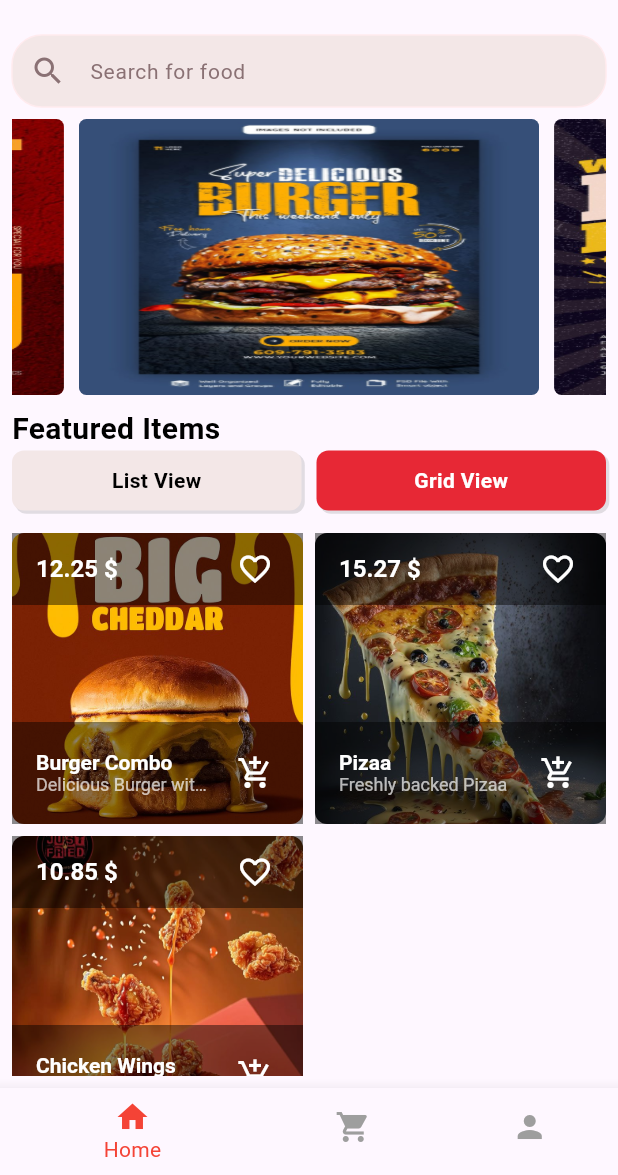
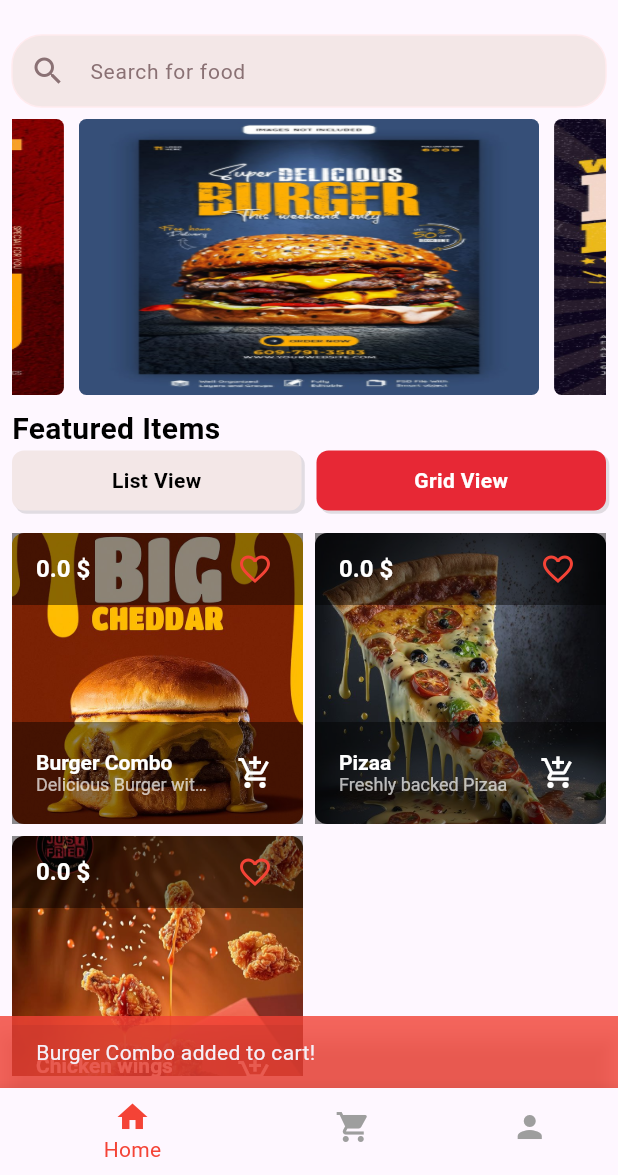
Before and after one commit to AhmedAbdelaal345/Food_Delivery, a Flutter app: the screen it shows after launch, after a tap on "Grid View", after a tap on the "add shopping cart" icon, on a phone screen of 412 x 824 dp, the part 61-1236 px from its top. Run offline on Flutter 3.47's test engine with Material 3 defaults, Android fonts, the phone set to English and light mode, and no system bars; drawn by our look-alikes of carousel_slider; our stand-ins replace animated_notch_bottom_bar.

Commit message:
added provider to grid view

```diff
--- /dev/null
+++ b/lib/core/widgets/product_grid_widget.dart
@@ -0,0 +1,136 @@
+import 'package:flutter/material.dart';
+import 'package:provider/provider.dart';
+import 'package:task/core/constants.dart';
+import 'package:task/manager/cart_manger.dart';
+import 'package:task/models/cart_model.dart';
+import 'package:task/models/food_item_model.dart';
+
+class ProductGridWidget extends StatefulWidget {
+  final List<FoodItemModel> items;
+  ProductGridWidget({super.key, required this.items});
+
+  List<bool> isheart = [false, false, false];
+  int index1 = 0;
+  @override
+  State<ProductGridWidget> createState() => _nameState();
+}
+
+class _nameState extends State<ProductGridWidget> {
+  @override
+  Widget build(BuildContext context) {
+    return Consumer<CartManger>(
+      builder: (context, CartManger, child) {
+        return _gridbuilder();
+      },
+    );
+  }
+
+  Widget _gridbuilder() {
+    return GridView.builder(
+      itemCount: widget.items.length,
+      gridDelegate: SliverGridDelegateWithFixedCrossAxisCount(
+        crossAxisCount: 2,
+        crossAxisSpacing: 8,
+        mainAxisSpacing: 8,
+      ),
+      shrinkWrap: true,
+      itemBuilder: (context, index) {
+        widget.index1 = index;
+        return _gridTile(
+          index: index,
+          text: widget.items[index].title,
+          subtext: widget.items[index].subtitle,
+          image: widget.items[index].image,
+          icon:
+              widget.isheart[index]
+                  ? Icon(Icons.favorite, color: Colors.red)
+                  : Icon(Icons.favorite_border, color: Colors.red),
+          ontap: () {
+            setState(() {
+              widget.isheart[index] = !widget.isheart[index];
+            });
+          },
+        );
+      },
+    );
+  }
+
+  Widget _gridTile({
+    String? price,
+    required int index,
+    required String text,
+    required String subtext,
+    required String image,
+    required Icon icon,
+    required ontap,
+  }) {
+    return GridTile(
+      header: GridTileBar(
+        backgroundColor: Colors.black45,
+        title: Text(
+          "${price ?? 0.00} \$",
+          style: TextStyle(
+            color: Colors.white,
+            fontWeight: FontWeight.bold,
+            fontSize: 16,
+          ),
+        ),
+        trailing: IconButton(icon: icon, onPressed: ontap),
+      ),
+      footer: GridTileBar(
+        backgroundColor: Colors.black45,
+        title: Text(
+          "$text",
+          style: TextStyle(
+            color: Colors.white,
+            fontWeight: FontWeight.bold,
+            fontSize: 14,
+          ),
+        ),
+        subtitle: Text(
+          "$subtext",
+          style: TextStyle(color: Colors.white70, fontSize: 12),
+        ),
+        trailing: IconButton(
+          icon: Icon(Icons.add_shopping_cart, color: Colors.white),
+          onPressed: () {
+            // Add to cart logic
+            Provider.of<CartManger>(context, listen: false).addToCart(
+              CartModel(
+                id: widget.items[index].id,
+                title: widget.items[index].title,
+                image: widget.items[index].image,
+                price: widget.items[index].price,
+                subtitle: widget.items[index].subtitle,
+              ),
+              ScaffoldMessenger.of(context).showSnackBar(
+                SnackBar(
+                  content: Text("${widget.items[index].title} added to cart!"),
+                  backgroundColor: Colors.red.withOpacity(0.8),
+                ),
+              ),
+            );
+          },
+        ),
+      ),
+      child: Material(
+        color: Colors.transparent,
+        child: InkWell(
+          borderRadius: BorderRadius.circular(10),
+          onTap: () {
+            // Handle item tap
+          },
+          child: Container(
+            decoration: BoxDecoration(
+              borderRadius: BorderRadius.circular(8),
+              image: DecorationImage(
+                image: AssetImage("$image"),
+                fit: BoxFit.cover,
+              ),
+            ),
+          ),
+        ),
+      ),
+    );
+  }
+}
--- a/lib/core/widgets/product_list_widget.dart
+++ b/lib/core/widgets/product_list_widget.dart
@@ -1,5 +1,6 @@
 import 'package:flutter/material.dart';
 import 'package:provider/provider.dart';
+import 'package:task/core/constants.dart';
 import 'package:task/manager/cart_manger.dart';
 import 'package:task/models/cart_model.dart';
 import 'package:task/models/food_item_model.dart';
@@ -20,6 +21,11 @@ class _ProductListWidgetState extends State<ProductListWidget> {
   }
 
   Widget _listTile({required FoodItemModel item}) {
+    return Consumer<CartManger>(
+      builder: (context, CartManger, child) {
+        bool isInCart = CartManger.isItemInCart(item.id);
+        print('Item ${item.id} (${item.title}) - isInCart: $isInCart');
+
         return Container(
           margin: EdgeInsets.only(bottom: 8),
           child: ListTile(
@@ -46,30 +52,38 @@ class _ProductListWidgetState extends State<ProductListWidget> {
             trailing: SizedBox(
               width: MediaQuery.of(context).size.width / 2.8,
               child: _button(
-            item.isAddToCart ? "Remove from cart" : "Add to cart",
-            item.isAddToCart ? 0xffE72835 : 0xffF6EAEA,
-            item.isAddToCart ? Colors.white : Colors.black,
+                isInCart ? "Remove from cart" : "Add to cart",
+                isInCart ? 0xffE72835 : 0xffF6EAEA,
+                isInCart ? Colors.white : Colors.black,
                 FontWeight.w600,
                 10,
                 () {
-              setState(() {
-                item.isAddToCart = !item.isAddToCart;
-              });
-              Provider.of<CartManger>(context, listen: false).addToCart(
+                  if (isInCart) {
+                    CartManger.removeFromCartById(item.id);
+                  } else {
+                    CartManger.addToCart(
                       CartModel(
                         id: item.id,
                         title: item.title,
+                        subtitle: item.subtitle,
                         image: item.image,
-                  subtitle: item.subtitle,
                         price: item.price,
-                  quantity: item.quantity,
-                  isAddToCart: item.isAddToCart,
+                        quantity: 1,
+                      ),
+                      ScaffoldMessenger.of(context).showSnackBar(
+                        SnackBar(
+                          content: Text("${item.title} added to cart!"),
+                          backgroundColor: Colors.redAccent.withOpacity(0.8),
+                        ),
                       ),
                     );
+                  }
                 },
               ),
             ),
           ),
+        );
+      },
     );
   }
 
--- a/lib/manager/cart_manger.dart
+++ b/lib/manager/cart_manger.dart
@@ -15,14 +15,21 @@ class CartManger extends ChangeNotifier {
     return cartItems.fold(0, (total, item) => total + item.quantity);
   }
 
-  void addToCart(CartModel item) {
+  void addToCart(CartModel item, ScaffoldFeatureController<SnackBar, SnackBarClosedReason> showSnackBar) {
     int existingIndex = cartItems.indexWhere((cartItem) => cartItem.id == item.id);
 
     if (existingIndex != -1) {
       cartItems[existingIndex].quantity += item.quantity;
     } else {
-
-      cartItems.add(item);
+      cartItems.add(CartModel(
+        id: item.id,
+        title: item.title,
+        subtitle: item.subtitle,
+        image: item.image,
+        price: item.price,
+        quantity: item.quantity,
+        isAddToCart: true,
+      ));
     }
     notifyListeners();
   }
@@ -67,12 +74,14 @@ class CartManger extends ChangeNotifier {
     }
   }
 
-  // Added: Check if item is in cart (needed for ProductListWidget)
+  // Check if item is in cart
   bool isItemInCart(int id) {
-    return cartItems.any((item) => item.id == id);
+    bool inCart = cartItems.any((item) => item.id == id);
+    print('Checking if item $id is in cart: $inCart'); // Debug print
+    return inCart;
   }
 
-  // Added: Get cart item by ID
+  // Get cart item by ID
   CartModel? getCartItem(int id) {
     try {
       return cartItems.firstWhere((item) => item.id == id);
@@ -81,7 +90,7 @@ class CartManger extends ChangeNotifier {
     }
   }
 
-  // Added: Update item quantity directly
+  // Update item quantity directly
   void updateQuantity(int id, int newQuantity) {
     if (newQuantity <= 0) {
       removeFromCartById(id);
--- a/lib/models/food_item_model.dart
+++ b/lib/models/food_item_model.dart
@@ -2,14 +2,15 @@ import 'package:task/core/constants.dart';
 import 'package:task/core/widgets/product_list_widget.dart';
 
 class FoodItemModel {
-  final int id = DateTime.now().minute + DateTime.now().second;
+  final int id;
   final String image;
- int quantity ;
+  int quantity;
   final String title;
   final String subtitle;
   final double price;
   bool isAddToCart;
   FoodItemModel({
+    required this.id,
     required this.image,
     required this.title,
     required this.subtitle,
--- a/lib/pages/home_page.dart
+++ b/lib/pages/home_page.dart
@@ -2,6 +2,7 @@ import 'package:animated_notch_bottom_bar/animated_notch_bottom_bar/animated_not
 import 'package:carousel_slider/carousel_slider.dart';
 import 'package:flutter/material.dart';
 import 'package:task/core/constants.dart';
+import 'package:task/core/widgets/product_grid_widget.dart';
 import 'package:task/core/widgets/product_list_widget.dart';
 import 'package:task/models/food_item_model.dart';
 // Import your ProductListWidget
@@ -19,78 +20,104 @@ class HomePage extends StatefulWidget {
 class _HomePageState extends State<HomePage> {
   bool isList = true;
   List<bool> isheart = [false, false, false];
-  bool isAddedToCart = false;
+  List<bool> isAddedToCart = [false, false, false];
 
   @override
   Widget build(BuildContext context) {
     List<FoodItemModel> list = [
       FoodItemModel(
+        id: 1,
         image: Constants.image4,
         title: "Burger Combo",
         subtitle: "Delicious Burger with Fries",
-        isAddToCart: isAddedToCart,
+        isAddToCart: isAddedToCart[0],
         price: 12.25,
-
       ),
       FoodItemModel(
+        id: 2,
         title: "Pizaa",
         subtitle: "Freshly backed Pizaa",
         image: Constants.image7,
-        isAddToCart: isAddedToCart,
+        isAddToCart: isAddedToCart[1],
         price: 25.00,
       ),
       FoodItemModel(
+        id: 3,
         title: "Chicken wings",
         subtitle: "Spicy Chicken Wings",
         image: Constants.image6,
-        isAddToCart: isAddedToCart,
+        isAddToCart: isAddedToCart[2],
         price: 17.55,
       ),
     ];
 
-    List<Widget> grid = [
-      _gridTile(
-        text: "Burger Combo",
-        subtext: "Delicious Burger with Fries",
+    List<FoodItemModel> grid = [
+      FoodItemModel(
+        id: 1,
         image: Constants.image4,
-        price: "12.25",
-        icon: !isheart[0]
-            ? Icon(Icons.favorite_border_outlined, color: Colors.white)
-            : Icon(Icons.favorite, color: Colors.red),
-        ontap: () {
-          setState(() {
-            isheart[0] = !isheart[0];
-          });
-        },
+        title: "Burger Combo",
+        subtitle: "Delicious Burger with Fries",
+        isAddToCart: isAddedToCart[0],
+        price: 12.25,
       ),
-      _gridTile(
-        text: "Pizaa",
-        subtext: "Freshly backed Pizaa",
+      FoodItemModel(
+        id: 2,
+        title: "Pizaa",
+        subtitle: "Freshly backed Pizaa",
         image: Constants.image7,
-        price: "15.27",
-        icon: !isheart[1]
-            ? Icon(Icons.favorite_border_outlined, color: Colors.white)
-            : Icon(Icons.favorite, color: Colors.red),
-        ontap: () {
-          setState(() {
-            isheart[1] = !isheart[1];
-          });
-        },
-      ),
-      _gridTile(
-        text: "Chicken Wings",
-        subtext: "Spicy chicken Wings",
+        isAddToCart: isAddedToCart[1],
+        price: 25.00,
+      ),FoodItemModel(id: 3,
+        title: "Chicken wings",
+        subtitle: "Spicy Chicken Wings",
         image: Constants.image6,
-        price: "10.85",
-        icon: !isheart[2]
-            ? Icon(Icons.favorite_border_outlined, color: Colors.white)
-            : Icon(Icons.favorite, color: Colors.red),
-        ontap: () {
-          setState(() {
-            isheart[2] = !isheart[2];
-          });
-        },
-      ),
+        isAddToCart: isAddedToCart[2],
+        price: 17.55,)
+      // _gridTile(
+      //   text: "Burger Combo",
+      //   subtext: "Delicious Burger with Fries",
+      //   image: Constants.image4,
+      //   price: "12.25",
+      //   icon:
+      //       !isheart[0]
+      //           ? Icon(Icons.favorite_border_outlined, color: Colors.white)
+      //           : Icon(Icons.favorite, color: Colors.red),
+      //   ontap: () {
+      //     setState(() {
+      //       isheart[0] = !isheart[0];
+      //     });
+      //   },
+      // ),
+      // _gridTile(
+      //   text: "Pizaa",
+      //   subtext: "Freshly backed Pizaa",
+      //   image: Constants.image7,
+      //   price: "15.27",
+      //   icon:
+      //       !isheart[1]
+      //           ? Icon(Icons.favorite_border_outlined, color: Colors.white)
+      //           : Icon(Icons.favorite, color: Colors.red),
+      //   ontap: () {
+      //     setState(() {
+      //       isheart[1] = !isheart[1];
+      //     });
+      //   },
+      // ),
+      // _gridTile(
+      //   text: "Chicken Wings",
+      //   subtext: "Spicy chicken Wings",
+      //   image: Constants.image6,
+      //   price: "10.85",
+      //   icon:
+      //       !isheart[2]
+      //           ? Icon(Icons.favorite_border_outlined, color: Colors.white)
+      //           : Icon(Icons.favorite, color: Colors.red),
+      //   ontap: () {
+      //     setState(() {
+      //       isheart[2] = !isheart[2];
+      //     });
+      //   },
+      // ),
     ];
 
     return Padding(
@@ -172,20 +199,7 @@ class _HomePageState extends State<HomePage> {
               ? Flexible(
                 child: ProductListWidget(items: list), // Using separate widget
               )
-              : Flexible(
-                  child: GridView.builder(
-                    itemCount: grid.length,
-                    gridDelegate: SliverGridDelegateWithFixedCrossAxisCount(
-                      crossAxisCount: 2,
-                      crossAxisSpacing: 8,
-                      mainAxisSpacing: 8,
-                    ),
-                    shrinkWrap: true,
-                    itemBuilder: (context, index) {
-                      return grid[index];
-                    },
-                  ),
-                ),
+              : Flexible(child: ProductGridWidget(items: grid)),
         ],
       ),
     );
@@ -232,71 +246,13 @@ class _HomePageState extends State<HomePage> {
     );
   }
 
-  Widget _gridTile({
-    String? price,
-    required String text,
-    required String subtext,
-    required String image,
-    required Icon icon,
-    required ontap,
-  }) {
-    return GridTile(
-      header: GridTileBar(
-        backgroundColor: Colors.black45,
-        title: Text(
-          "${price ?? 0.00} \$",
-          style: TextStyle(
-            color: Colors.white,
-            fontWeight: FontWeight.bold,
-            fontSize: 16,
-          ),
-        ),
-        trailing: IconButton(icon: icon, onPressed: ontap),
-      ),
-      footer: GridTileBar(
-        backgroundColor: Colors.black45,
-        title: Text(
-          "$text",
-          style: TextStyle(
-            color: Colors.white,
-            fontWeight: FontWeight.bold,
-            fontSize: 14,
-          ),
-        ),
-        subtitle: Text(
-          "$subtext",
-          style: TextStyle(color: Colors.white70, fontSize: 12),
-        ),
-        trailing: IconButton(
-          icon: Icon(Icons.add_shopping_cart, color: Colors.white),
-          onPressed: () {},
-        ),
-      ),
-      child: Material(
-        color: Colors.transparent,
-        child: InkWell(
-          borderRadius: BorderRadius.circular(10),
-          onTap: () {
-            // Handle item tap
-          },
-          child: Container(
-            decoration: BoxDecoration(
-              borderRadius: BorderRadius.circular(8),
-              image: DecorationImage(
-                image: AssetImage("$image"),
-                fit: BoxFit.cover,
-              ),
-            ),
-          ),
-        ),
-      ),
-    );
-  }
+
 
   Widget _carousalSlider() {
     return CarouselSlider(
       options: CarouselOptions(height: 200.0),
-      items: [
+      items:
+          [
             Constants.image2,
             Constants.image3,
             Constants.image4,
```
Also changed, not shown: pubspec.lock. Lines whose indentation alone changed are shown as unchanged.
